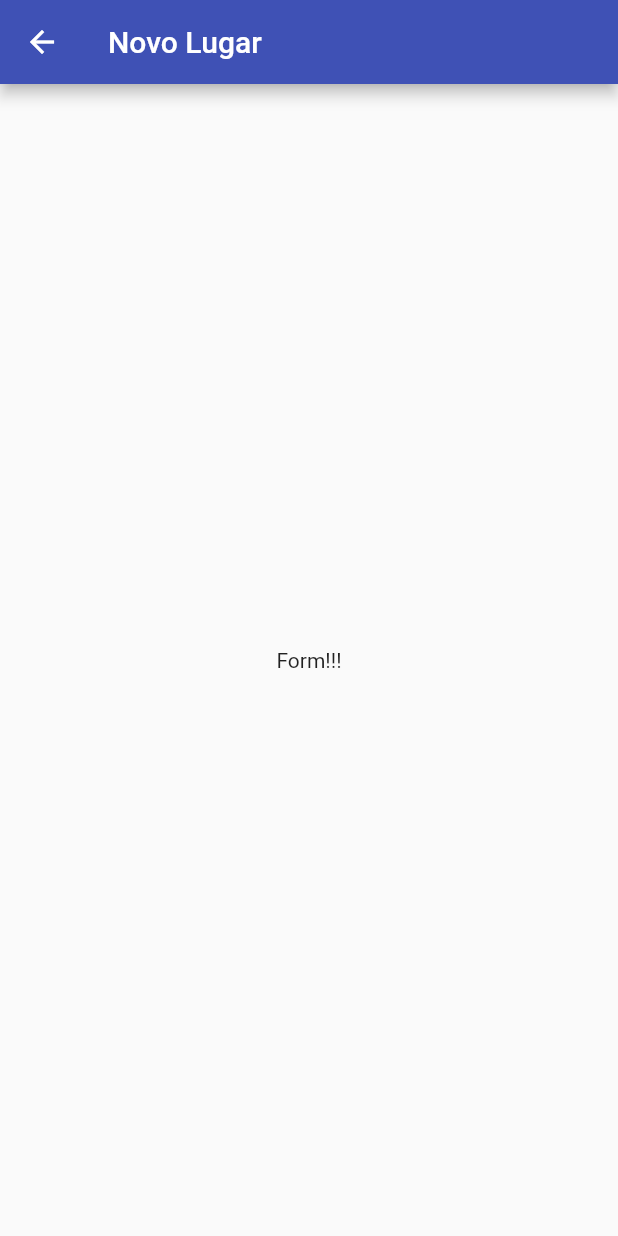
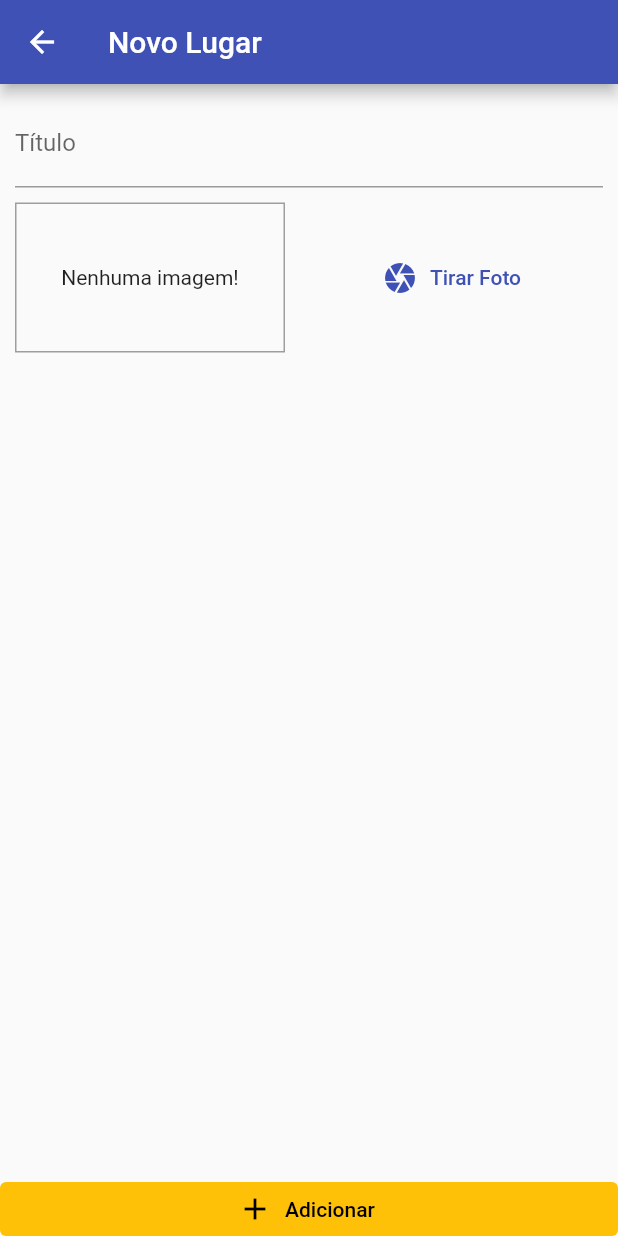
Before and after one commit to lucasgaldinodev/cod3r_flutter_great_places, a Flutter app: the screen it shows after launch, after a tap on the "add" icon, on a phone screen of 412 x 824 dp. Run offline on Flutter 3.47's test engine with Material 2 defaults, Android fonts, the phone set to English and light mode, and no system bars.

Commit message:
336_formulario_novo_lugar

```diff
--- a/lib/screens/place_form_screen.dart
+++ b/lib/screens/place_form_screen.dart
@@ -1,4 +1,5 @@
 import 'package:flutter/material.dart';
+import 'package:great_places/widgets/image_input.dart';
 
 class PlaceFormScreen extends StatefulWidget {
   const PlaceFormScreen({Key? key}) : super(key: key);
@@ -8,14 +9,50 @@ class PlaceFormScreen extends StatefulWidget {
 }
 
 class _PlaceFormScreenState extends State<PlaceFormScreen> {
+  final _titleController = TextEditingController();
+
+  void _submitForm() {}
+
   @override
   Widget build(BuildContext context) {
     return Scaffold(
       appBar: AppBar(
         title: const Text('Novo Lugar'),
       ),
-      body: const Center(
-        child: Text('Form!!!'),
+      body: Column(
+        crossAxisAlignment: CrossAxisAlignment.stretch,
+        children: [
+          Expanded(
+            child: SingleChildScrollView(
+              child: Padding(
+                padding: const EdgeInsets.all(10),
+                child: Column(
+                  children: [
+                    TextField(
+                      controller: _titleController,
+                      decoration: const InputDecoration(
+                        labelText: 'Título',
+                      ),
+                    ),
+                    const SizedBox(height: 10),
+                    const ImageInput(),
+                  ],
+                ),
+              ),
+            ),
+          ),
+          ElevatedButton.icon(
+            icon: const Icon(Icons.add),
+            label: const Text('Adicionar'),
+            style: ElevatedButton.styleFrom(
+              primary: Theme.of(context).colorScheme.secondary,
+              onPrimary: Colors.black,
+              elevation: 0,
+              tapTargetSize: MaterialTapTargetSize.shrinkWrap,
+            ),
+            onPressed: _submitForm,
+          ),
+        ],
       ),
     );
   }
--- a/lib/screens/places_list_screen.dart
+++ b/lib/screens/places_list_screen.dart
@@ -18,9 +18,9 @@ class PlacesListScreen extends StatelessWidget {
           )
         ],
       ),
-      body: const Center(
+      body: Center(
         child: CircularProgressIndicator(
-          color: Colors.amber,
+          color: Theme.of(context).colorScheme.secondary,
         ),
       ),
     );
--- /dev/null
+++ b/lib/widgets/image_input.dart
@@ -0,0 +1,35 @@
+import 'package:flutter/material.dart';
+
+class ImageInput extends StatefulWidget {
+  const ImageInput({Key? key}) : super(key: key);
+
+  @override
+  State<ImageInput> createState() => _ImageInputState();
+}
+
+class _ImageInputState extends State<ImageInput> {
+  @override
+  Widget build(BuildContext context) {
+    return Row(
+      children: [
+        Container(
+          width: 180,
+          height: 100,
+          decoration: BoxDecoration(
+            border: Border.all(width: 1, color: Colors.grey),
+          ),
+          alignment: Alignment.center,
+          child: const Text('Nenhuma imagem!'),
+        ),
+        const SizedBox(width: 10),
+        Expanded(
+          child: TextButton.icon(
+            icon: const Icon(Icons.camera),
+            label: const Text('Tirar Foto'),
+            onPressed: () {},
+          ),
+        ),
+      ],
+    );
+  }
+}
```
